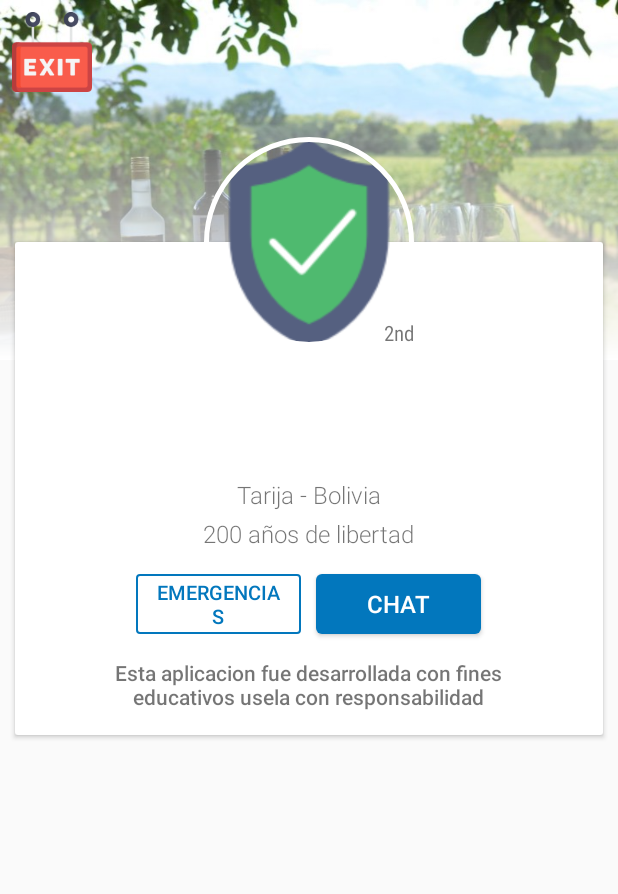
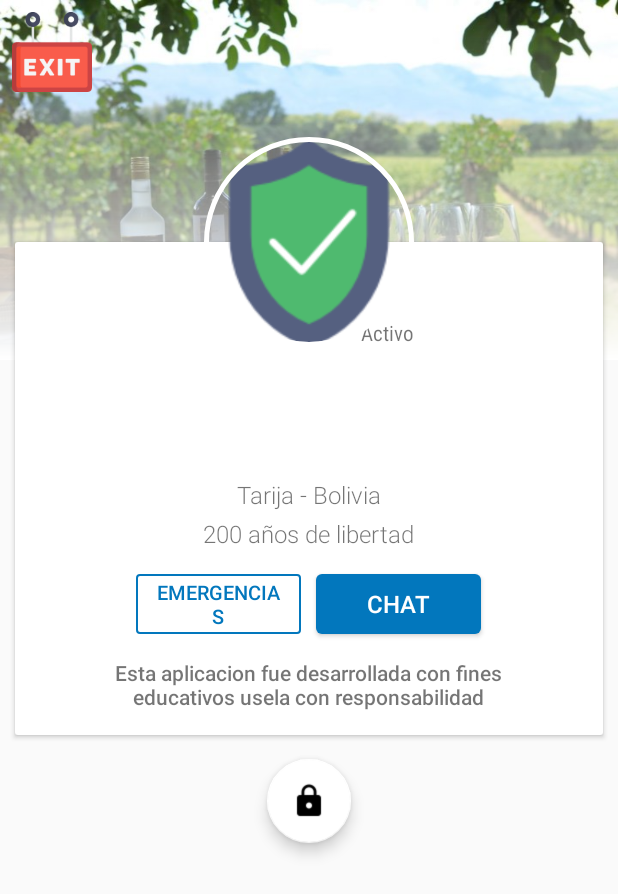
Before and after one commit to tresdos3/SafeTarija, an Android app: the DashboardHActivity screen opened directly, with no data from a screen before it, on a phone screen of 412 x 824 dp. Shown: the top 894 px of the screen. Run offline under Robolectric (Android 15) with nearby library versions, the light colour scheme and no system bars; our stand-ins replace CircleImageView.

Commit message:
Modificando DashBoard v2

```diff
--- a/app/src/main/java/com/tarija/tresdos/safetarija/DashboardHActivity.java
+++ b/app/src/main/java/com/tarija/tresdos/safetarija/DashboardHActivity.java
@@ -5,15 +5,27 @@ import android.support.v7.app.AppCompatActivity;
 import android.os.Bundle;
 import android.text.Layout;
 import android.view.View;
+import android.widget.Button;
+import android.widget.ImageView;
+import android.widget.TextView;
+
+import de.hdodenhof.circleimageview.CircleImageView;
 
 public class DashboardHActivity extends AppCompatActivity {
 
     private View photoheader;
+    private ImageView btnLogout;
+    private CircleImageView imageuser;
+    private TextView nombreuser, emailuser;
     @Override
     protected void onCreate(Bundle savedInstanceState) {
         super.onCreate(savedInstanceState);
         setContentView(R.layout.activity_dashboard_h);
         photoheader = (View) findViewById(R.id.photoHeader);
+        imageuser = (CircleImageView) findViewById(R.id.ImageUser);
+        nombreuser = (TextView) findViewById(R.id.NombreUser);
+        emailuser = (TextView) findViewById(R.id.EmailUser);
+        btnLogout = (ImageView) findViewById(R.id.btnlogut);
         if(Build.VERSION.SDK_INT >= Build.VERSION_CODES.LOLLIPOP) {
             photoheader.setTranslationZ(6);
             photoheader.invalidate();
--- a/app/src/main/res/layout/activity_dashboard_h.xml
+++ b/app/src/main/res/layout/activity_dashboard_h.xml
@@ -8,6 +8,7 @@
     android:background="@drawable/backgraud">
 
     <ImageView
+        android:id="@+id/btnlogut"
         android:layout_width="53dp"
         android:layout_height="53dp"
         android:layout_marginLeft="8dp"
@@ -15,7 +16,6 @@
         android:layout_marginTop="8dp"
         android:background="@drawable/logout"
         android:clickable="true" />
-
     <android.support.design.widget.CoordinatorLayout
         xmlns:android="http://schemas.android.com/apk/res/android"
         xmlns:app="http://schemas.android.com/apk/res-auto"
@@ -34,7 +34,6 @@
             android:paddingBottom="16dp"
             android:elevation="2dp"
             android:background="@drawable/profile_back">
-
             <TextView
                 android:id="@+id/NombreUser"
                 android:layout_width="wrap_content"
@@ -147,5 +146,12 @@
             app:layout_anchor="@id/relativeLayout"
             app:layout_anchorGravity="top|center" />
     </android.support.design.widget.CoordinatorLayout>
+    <android.support.design.widget.FloatingActionButton
+        android:id="@+id/buttomPatner"
+        android:layout_width="wrap_content"
+        android:layout_height="wrap_content"
+        android:layout_gravity="center"
+        android:background="@color/fbutton_color_orange"
+        android:src="@drawable/ic_lock_black_24dp" />
 
 </LinearLayout>
--- a/app/src/main/res/layout/photo_header.xml
+++ b/app/src/main/res/layout/photo_header.xml
@@ -7,13 +7,13 @@
         android:id="@+id/tvLevel"
         android:layout_width="wrap_content"
         android:layout_height="wrap_content"
-        android:text="2nd"
+        android:text="Activo"
         android:textSize="14sp"
         android:fontFamily="sans-serif-condensed"
         android:layout_gravity="bottom|end" />
 
     <de.hdodenhof.circleimageview.CircleImageView
-        android:id="@+id/civProfilePic"
+        android:id="@+id/ImageUser"
         android:layout_width="140dp"
         android:layout_height="140dp"
         android:src="@drawable/login"
```
